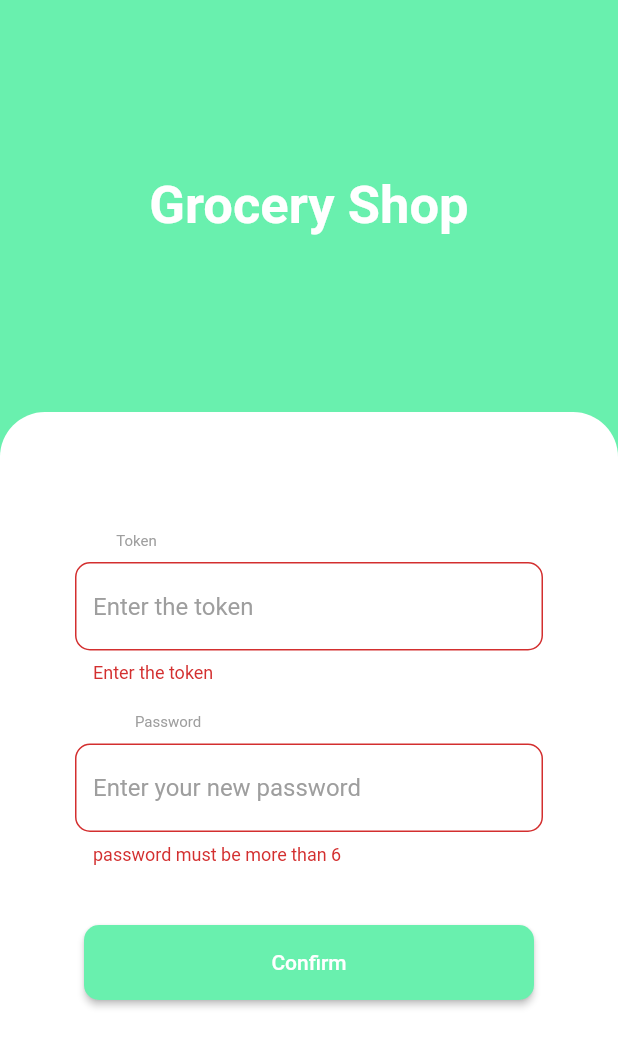
After one commit to ziad11222/Grocery_Project, a Flutter app: the password screen opened directly, after a tap on "Confirm", on a phone screen of 412 x 824 dp. The commit adds this screen. Shown: the top 1047 px of the screen. Run offline on Flutter 3.47's test engine with Material 2 defaults, Android fonts, the phone set to English and light mode, and no system bars; our stand-ins replace date_time_picker, fancy_shimmer_image, flutter_iconly, persistent_bottom_nav_bar.

Commit message:
reset password

```diff
--- a/FrontEnd/Flutter/grocery_app/lib/forgetpassword.dart
+++ b/FrontEnd/Flutter/grocery_app/lib/forgetpassword.dart
@@ -1,5 +1,9 @@
 import 'package:flutter/material.dart';
+import 'package:grocery_app/reset_password.dart';
 import 'signup.dart';
+import 'package:http/http.dart' as http;
+import 'dart:convert';
+
 class check extends StatefulWidget {
   const check({Key? key}) : super(key: key);
 
@@ -38,13 +42,17 @@ class _checkState extends State<check> {
                   child: SizedBox(
                     width: 2000,
                     child: TextFormField(
+                      validator: (value) {
+                        if (value!.isEmpty) {
+                          return 'Enter your email';
+                        }
+                      },
                       onChanged: (value) {
                         setState(() {
                           email = value;
                         });
                       },
                       keyboardType: TextInputType.emailAddress,
-
                       decoration: InputDecoration(
                         focusedBorder: OutlineInputBorder(
                           borderSide: BorderSide(
@@ -72,7 +80,9 @@ class _checkState extends State<check> {
                         shape: RoundedRectangleBorder(
                             borderRadius: BorderRadius.circular(30))),
                     onPressed: () {
-
+                      if (KEY.currentState!.validate()) {
+                        send_OTP(email!);
+                      }
                     },
                     child: Container(
                         margin: EdgeInsets.all(20),
@@ -89,14 +99,16 @@ class _checkState extends State<check> {
                         style: TextStyle(fontWeight: FontWeight.bold),
                         'Create New Account?'),
                     GestureDetector(
-                                onTap: () {  Navigator.push(context,
-                                    MaterialPageRoute(
+                        onTap: () {
+                          Navigator.push(context, MaterialPageRoute(
                             builder: (context) {
                               return signup();
                             },
-                                    ));},
+                          ));
+                        },
                         child: Text(
-                                    style: TextStyle(decoration: TextDecoration.underline,
+                            style: TextStyle(
+                                decoration: TextDecoration.underline,
                                 fontWeight: FontWeight.bold,
                                 color: Colors.blue.withGreen(10)),
                             ' Register'))
@@ -108,4 +120,25 @@ class _checkState extends State<check> {
       )),
     );
   }
+
+  Future<void> send_OTP(String email) async {
+    final Map<String, dynamic> forgetData = {'email': email};
+    final http.Response response =
+        await http.post(Uri.parse('http://34.31.110.154/forgot-password'),
+            headers: <String, String>{
+              'Content-Type': 'application/json; charset=UTF-8',
+            },
+            body: jsonEncode(forgetData));
+    Map<String, dynamic> map = jsonDecode(response.body);
+    if (response.statusCode == 200) {
+      Navigator.push(context, MaterialPageRoute(
+        builder: (context) {
+          return password();
+        },
+      ));
+    } else {
+      ScaffoldMessenger.of(context)
+          .showSnackBar(SnackBar(content: Text('User Not Found')));
     }
+  }
+}
--- /dev/null
+++ b/FrontEnd/Flutter/grocery_app/lib/reset_password.dart
@@ -0,0 +1,171 @@
+import 'package:flutter/material.dart';
+import 'package:grocery_app/main.dart';
+import 'dart:convert';
+import 'package:http/http.dart' as http;
+
+
+class password extends StatefulWidget {
+  const password({Key? key}) : super(key: key);
+
+  @override
+  State<password> createState() => _passwordState();
+}
+
+class _passwordState extends State<password> {
+  String? password;
+  String? token;
+
+  TextEditingController passwordController = TextEditingController();
+  TextEditingController confirmPasswordController = TextEditingController();
+  GlobalKey<FormState> KEY = GlobalKey<FormState>();
+  @override
+  Widget build(BuildContext context) {
+    return Scaffold(
+      backgroundColor: Colors.greenAccent,
+      body: Center(
+          child: Column(
+        mainAxisAlignment: MainAxisAlignment.start,
+        children: [
+          Flexible(
+              fit: FlexFit.tight,
+              flex: 1,
+              child: Container(
+                  child: Center(
+                      child: Column(
+                    mainAxisAlignment: MainAxisAlignment.center,
+                    children: [
+                      Text(
+                        'Grocery Shop',
+                        style: TextStyle(
+                          fontWeight: FontWeight.bold,
+                          color: Colors.white,
+                          fontSize: 35,
+                        ),
+                      )
+                    ],
+                  )),
+                  color: Colors.greenAccent)),
+          Flexible(
+              fit: FlexFit.tight,
+              flex: 2,
+              child: Form(
+                key: KEY,
+                child: Container(
+                    decoration: BoxDecoration(
+                        color: Colors.white,
+                        borderRadius: BorderRadius.only(
+                            topLeft: Radius.circular(30),
+                            topRight: Radius.circular(30))),
+                    child: SingleChildScrollView(
+                      physics: BouncingScrollPhysics(),
+                      child: Column(
+                          mainAxisAlignment: MainAxisAlignment.start,
+                          children: [
+                            SizedBox(height: 20),
+                            SizedBox(
+                              height: 10,
+                            ),
+                            SizedBox(height: 50),
+                            Padding(
+                              padding: EdgeInsets.only(right: 230, bottom: 8),
+                              child: Text(
+                                  style: TextStyle(
+                                      fontSize: 10, color: Colors.grey),
+                                  'Token'),
+                            ),
+                            Padding(
+                                padding: EdgeInsets.only(right: 50, left: 50),
+                                child: TextFormField(
+                                  onChanged: (value) { token = value;},
+
+
+                                  validator: (value) {
+                                    if (value!.isEmpty) {
+                                      return 'Enter the token';
+                                    }
+                                  },
+                                  decoration: InputDecoration(
+                                      border: OutlineInputBorder(
+                                          borderRadius:
+                                              BorderRadius.circular(10)),
+                                      hintText: 'Enter the token',
+                                      hintStyle: TextStyle(color: Colors.grey)),
+                                )),
+                            SizedBox(height: 20),
+                            Padding(
+                              padding: EdgeInsets.only(right: 188, bottom: 8),
+                              child: Text(
+                                  style: TextStyle(
+                                      fontSize: 10, color: Colors.grey),
+                                  'Password'),
+                            ),
+                            Padding(
+                                padding: EdgeInsets.only(right: 50, left: 50),
+                                child: TextFormField(onChanged: (value) {
+                                  setState(() {
+                                    password = value;
+                                  });
+                                },
+                                  obscureText: true,
+                                  validator: (value) {
+                                    if (value!.length < 6) {
+                                      return 'password must be more than 6';
+                                    }
+
+                                  },
+                                  decoration: InputDecoration(
+                                      border: OutlineInputBorder(
+                                          borderRadius:
+                                              BorderRadius.circular(10)),
+                                      hintText: 'Enter your new password',
+                                      hintStyle: TextStyle(color: Colors.grey)),
+                                )),
+                            SizedBox(height: 10),
+                            SizedBox(height: 30),
+                            SizedBox(
+                              width: 300,
+                              height: 50,
+                              child: ElevatedButton(
+                                  style: ElevatedButton.styleFrom(
+                                      primary: Colors.greenAccent,
+                                      shape: RoundedRectangleBorder(
+                                          borderRadius:
+                                              BorderRadius.circular(10))),
+                                  onPressed: () {
+                                    if (KEY.currentState!.validate()) {
+                                      changePassword(password!, token!);
+                                    }
+                                  },
+                                  child: Text('Confirm')),
+                            ),
+                          ]),
+                    )),
+              )),
+        ],
+      )),
+    );
+  }
+
+  @override
+  void initState() {}
+  Future<void> changePassword(String pass , String tokken) async {
+    final Map<String, dynamic> body = { 'new_password': pass};
+    final http.Response response = await http.post(
+        Uri.parse('http://34.31.110.154/reset-password/$tokken'),
+        headers: <String, String>{
+          'Content-Type': 'application/json; charset=UTF-8',
+        }, body: jsonEncode(body)
+    );
+    Map<String, dynamic> map = jsonDecode(response.body);
+   if(response.statusCode == 200){
+    Navigator.push(context, MaterialPageRoute(
+                            builder: (context) {
+                              return loginpage();
+                            },
+                          ));
+   }
+   else {ScaffoldMessenger.of(context)
+          .showSnackBar(SnackBar(content: Text('Invalid Token')));}
+  }
+
+}
```
Lines whose indentation alone changed are shown as unchanged.
